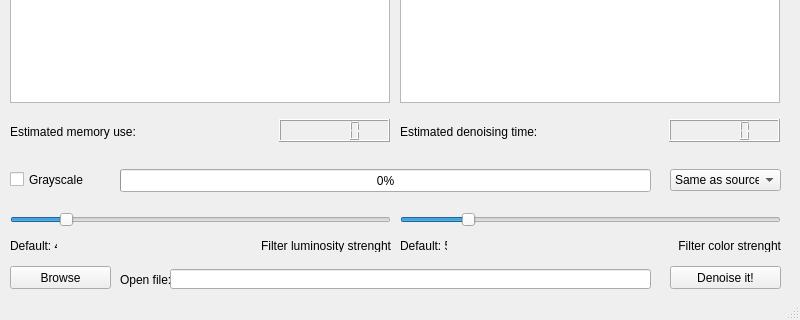
Above: resourses/MainForm.ui from YgReEk/De-noise-video-filter before the change; both pictures show x 0 to 800 and y 140 to 460 of the 800 by 460 pixel window. Below: the same form after it.
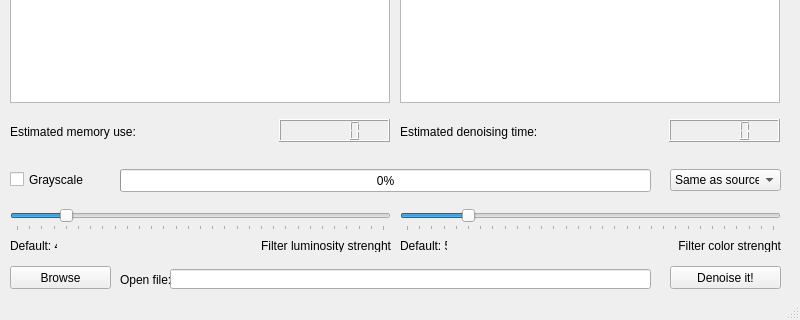
That is the form after the change. Icons and pictures are not drawn.

Diff of the .ui file:
```diff
--- a/resourses/MainForm.ui
+++ b/resourses/MainForm.ui
@@ -112,6 +112,9 @@
     <property name="orientation">
      <enum>Qt::Horizontal</enum>
     </property>
+    <property name="tickPosition">
+     <enum>QSlider::TicksBelow</enum>
+    </property>
    </widget>
    <widget class="QSlider" name="horizontalSlider_2">
     <property name="geometry">
@@ -137,6 +140,9 @@
     <property name="orientation">
      <enum>Qt::Horizontal</enum>
     </property>
+    <property name="tickPosition">
+     <enum>QSlider::TicksBelow</enum>
+    </property>
    </widget>
    <widget class="QLabel" name="label">
     <property name="geometry">
@@ -204,7 +210,7 @@
      <rect>
       <x>120</x>
       <y>390</y>
-      <width>61</width>
+      <width>51</width>
       <height>21</height>
      </rect>
     </property>
@@ -383,7 +389,7 @@
      <rect>
       <x>10</x>
       <y>290</y>
-      <width>131</width>
+      <width>101</width>
       <height>21</height>
      </rect>
     </property>
```
Left out of the diff: 96 changed lines with no effect on the pictures.
